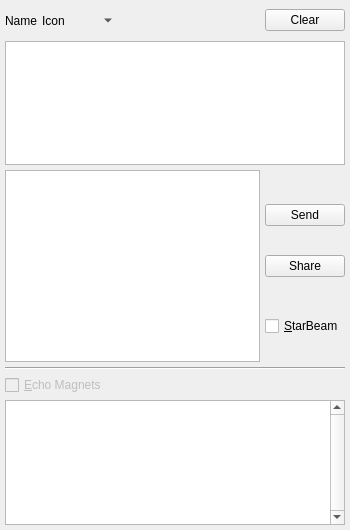
The window that branches/trunk/UI/spot-on-chatwindow.ui (textbrowser/spot-on) describes before a commit, drawn with Qt 5.
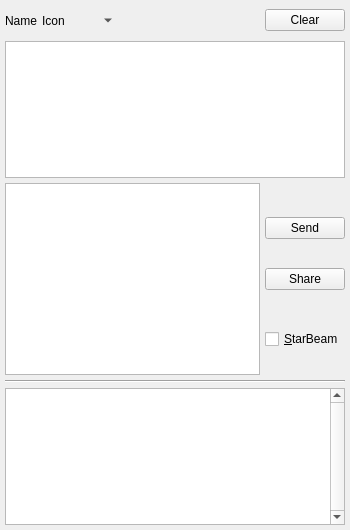
The same window after the commit. Icons and pictures are not drawn. Custom widgets are drawn as their Qt base class.

Commit message: Removed widget.

Patch:
```diff
--- a/branches/trunk/UI/spot-on-chatwindow.ui
+++ b/branches/trunk/UI/spot-on-chatwindow.ui
@@ -213,32 +213,6 @@
       </property>
      </widget>
     </item>
-    <item>
-     <layout class="QHBoxLayout" name="horizontalLayout_2">
-      <property name="spacing">
-       <number>5</number>
-      </property>
-      <item>
-       <widget class="QCheckBox" name="echo">
-        <property name="enabled">
-         <bool>false</bool>
-        </property>
-        <property name="sizePolicy">
-         <sizepolicy hsizetype="Expanding" vsizetype="Fixed">
-          <horstretch>0</horstretch>
-          <verstretch>0</verstretch>
-         </sizepolicy>
-        </property>
-        <property name="layoutDirection">
-         <enum>Qt::LeftToRight</enum>
-        </property>
-        <property name="text">
-         <string>&amp;Echo Magnets</string>
-        </property>
-       </widget>
-      </item>
-     </layout>
-    </item>
     <item>
      <widget class="QTableView" name="table">
       <property name="layoutDirection">
```
Left out of the diff: 1 changed line with no effect on the pictures. The commit also changes 2 other files.
